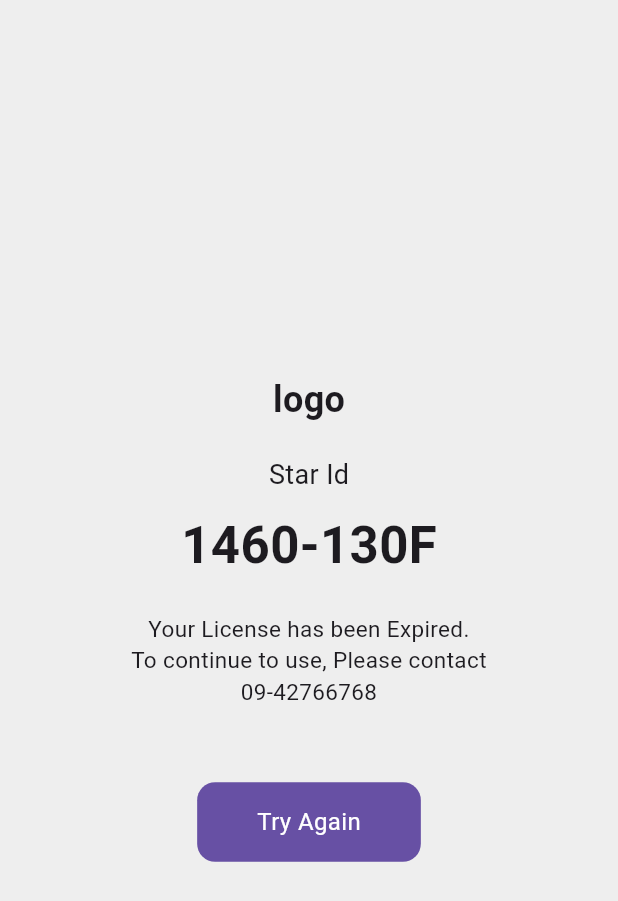
After one commit to moeyanhtun-coding/MoeYan.starman, a Flutter app: the ErrorView screen opened directly, on a phone screen of 412 x 824 dp. The commit adds this screen. Shown: the top 901 px of the screen. Run offline on Flutter 3.47's test engine with Material 3 defaults, Android fonts, the phone set to English and light mode, and no system bars; our stand-ins replace shared_preferences; accounts and stored records are empty.

Commit message:
[Add] many files

```diff
--- a/lib/main.dart
+++ b/lib/main.dart
@@ -1,6 +1,9 @@
 import 'package:flutter/material.dart';
 import 'package:flutter/services.dart';
+import 'package:starman/views/error_view.dart';
+import 'package:starman/views/existing_passcode_view.dart';
 import 'package:starman/views/home_view.dart';
+import 'package:starman/views/new_error_view.dart';
 import 'package:starman/views/starid_view.dart';
 import 'package:starman/views/passcode_view.dart';
 import 'package:starman/views/splashscreen.dart';
@@ -19,8 +22,7 @@ class MyApp extends StatelessWidget {
     return MaterialApp(
       debugShowCheckedModeBanner: false,
       //home: SplashScreen(),
-      home: HomeView(),
-      //home: PasscodeView(),
+      home: PasscodeView(),
     );
   }
 }
--- /dev/null
+++ b/lib/views/error_view.dart
@@ -0,0 +1,83 @@
+import 'package:flutter/cupertino.dart';
+import 'package:flutter/material.dart';
+import 'package:flutter/widgets.dart';
+
+class ErrorView extends StatefulWidget {
+  const ErrorView({super.key});
+
+  @override
+  State<ErrorView> createState() => _ErrorViewState();
+}
+
+class _ErrorViewState extends State<ErrorView> {
+  @override
+  void initState() {
+    super.initState();
+  }
+
+  void _tryAgain() {
+    // for refresh after the user subscription has been renewed
+  }
+
+  Widget build(BuildContext context) {
+    return Scaffold(
+      backgroundColor: Colors.grey[200],
+      body: Center(
+        child: Column(
+          mainAxisSize: MainAxisSize.min,
+          crossAxisAlignment: CrossAxisAlignment.center,
+          children: [
+            Text(
+              "logo",
+              style: TextStyle(fontSize: 24, fontWeight: FontWeight.bold),
+            ),
+            SizedBox(
+              height: 20,
+            ),
+            Text(
+              'Star Id',
+              style: TextStyle(fontSize: 18),
+            ),
+            SizedBox(
+              height: 10,
+            ),
+            // user id
+
+            Text(
+              '1460-130F',
+              style: TextStyle(fontSize: 34, fontWeight: FontWeight.bold),
+            ),
+
+            SizedBox(
+              height: 20,
+            ),
+
+            Text(
+              "Your License has been Expired.\nTo continue to use, Please contact\n09-42766768",
+              textAlign: TextAlign.center,
+              style: TextStyle(fontSize: 15),
+            ),
+            //user id
+            SizedBox(
+              height: 50,
+            ),
+
+            GestureDetector(
+              onTap: (_tryAgain),
+              child: Container(
+                  padding: EdgeInsets.symmetric(horizontal: 40, vertical: 15),
+                  decoration: BoxDecoration(
+                    color: Theme.of(context).primaryColor,
+                    borderRadius: BorderRadius.circular(12),
+                  ),
+                  child: Text(
+                    'Try Again',
+                    style: TextStyle(fontSize: 16, color: Colors.white),
+                  )),
+            )
+          ],
+        ),
+      ),
+    );
+  }
+}
--- a/lib/widgets/navbar_widget.dart
+++ b/lib/widgets/navbar_widget.dart
@@ -78,7 +78,7 @@ class NavBar extends StatelessWidget {
   Widget _drawerBottom() {
     return Padding(
       padding: const EdgeInsets.symmetric(horizontal: 25, vertical: 10),
-      child: _listTile("LogOut", Icons.logout, () {}),
+      child: _listTile("LogOut", Icons.logout, () {}), //TODO: Write Logout Process
     );
   }
 
--- a/pubspec.yaml
+++ b/pubspec.yaml
@@ -32,6 +32,7 @@ dependencies:
     sdk: flutter
   cupertino_icons: ^1.0.6
   http: ^1.2.2
+  shared_preferences: ^2.3.1
 
 dev_dependencies:
   flutter_test:
```
Also changed, not shown: lib/state_management/passcode_controller.dart (+29 -1 lines), lib/views/confirm_passcode_view.dart (added, +160 -0 lines), lib/views/existing_passcode_view.dart (added, +145 -0 lines), lib/views/new_error_view.dart (added, +63 -0 lines), lib/views/passcode_view.dart (+37 -15 lines), lib/widgets/loading_widget.dart (added, +28 -0 lines), lib/widgets/passcode_pad_widget.dart (+6 -12 lines), pubspec.lock, 1 other file.
